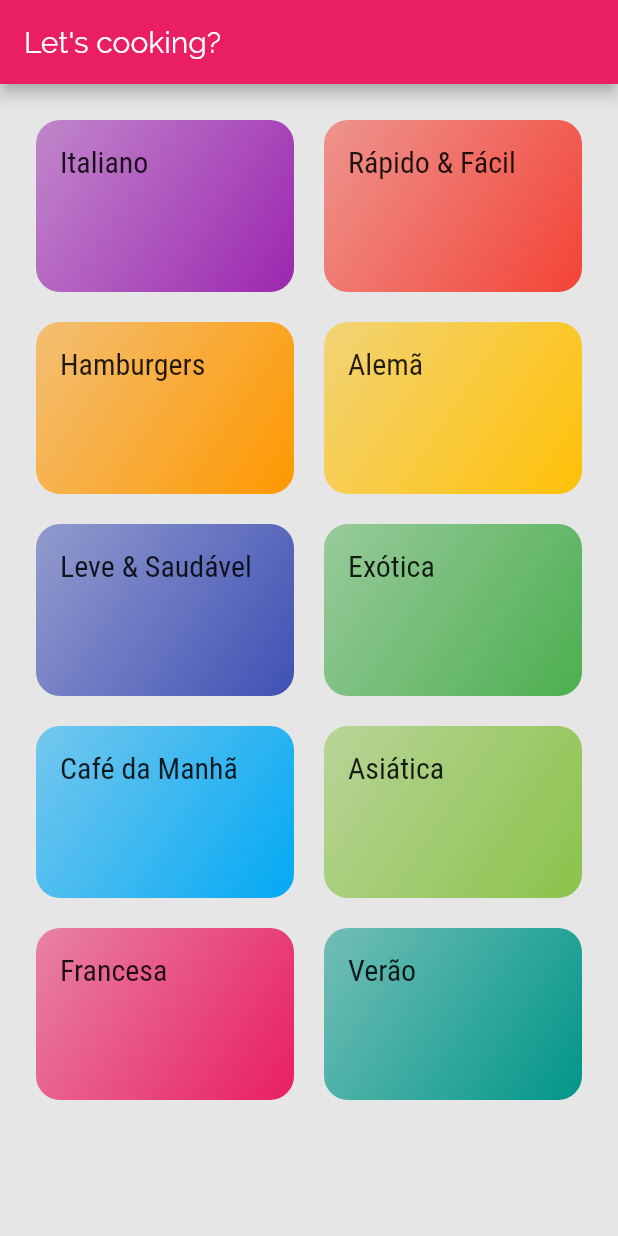
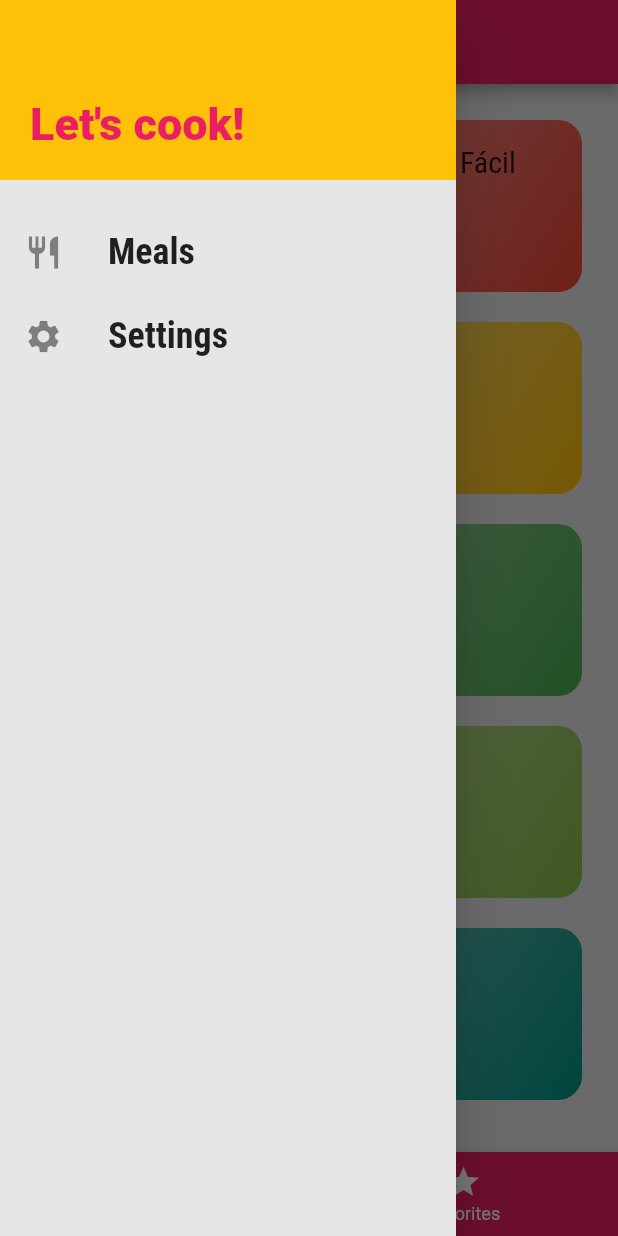
Before and after one commit to carlosfeliciojr/meals, a Flutter app: the screen it shows after launch, with the side drawer open (before the commit the screen has no drawer), on a phone screen of 412 x 824 dp. Run offline on Flutter 3.47's test engine with Material 2 defaults, Android fonts, the phone set to English and light mode, and no system bars.

Commit message:
:construction: feat: added drawer

```diff
--- /dev/null
+++ b/lib/components/main_drawer.dart
@@ -0,0 +1,52 @@
+import 'package:flutter/material.dart';
+
+class MainDrawer extends StatelessWidget {
+  const MainDrawer({Key? key}) : super(key: key);
+
+  Widget _createItem(IconData icon, String label) {
+    return ListTile(
+      leading: Icon(
+        icon,
+        size: 26,
+      ),
+      title: Text(
+        label,
+        style: TextStyle(
+          fontFamily: 'RobotoCondensed',
+          fontSize: 24,
+          fontWeight: FontWeight.bold,
+        ),
+      ),
+      onTap: () {},
+    );
+  }
+
+  @override
+  Widget build(BuildContext context) {
+    return Drawer(
+      child: Column(
+        children: [
+          Container(
+            height: 120,
+            width: double.infinity,
+            padding: EdgeInsets.all(20),
+            color: Theme.of(context).accentColor,
+            alignment: Alignment.bottomLeft,
+            child: Text(
+              "Let's cook!",
+              style: TextStyle(
+                  fontWeight: FontWeight.w900,
+                  fontSize: 30,
+                  color: Theme.of(context).primaryColor),
+            ),
+          ),
+          SizedBox(
+            height: 20,
+          ),
+          _createItem(Icons.restaurant, 'Meals'),
+          _createItem(Icons.settings, 'Settings'),
+        ],
+      ),
+    );
+  }
+}
--- a/lib/main.dart
+++ b/lib/main.dart
@@ -1,6 +1,8 @@
 import 'package:flutter/material.dart';
 import 'package:meals/screens/categories_meals_screen.dart';
 import 'package:meals/screens/categories_screen.dart';
+import 'package:meals/screens/meal_detail_screen.dart';
+import 'package:meals/screens/tabs_screen.dart';
 import 'package:meals/utils/app_routes.dart';
 
 void main() => runApp(MyApp());
@@ -23,9 +25,11 @@ class MyApp extends StatelessWidget {
             ),
       ),
       routes: {
-        AppRoutes.HOME: (context) => CategoriesScreen(),
+        AppRoutes.HOME: (context) => TabsScreen(),
         AppRoutes.CATEGORIES_MEALS: (context) => CategoriesMealsScreen(),
+        AppRoutes.MEAL_DETAIL: (context) => MealDetailScreen(),
       },
+      onGenerateRoute: (settings) {},
     );
   }
 }
--- a/lib/screens/categories_screen.dart
+++ b/lib/screens/categories_screen.dart
@@ -7,13 +7,7 @@ class CategoriesScreen extends StatelessWidget {
 
   @override
   Widget build(BuildContext context) {
-    return Scaffold(
-      appBar: AppBar(
-        title: Text(
-          "Let's cooking?",
-        ),
-      ),
-      body: Padding(
+    return Padding(
       padding: const EdgeInsets.all(24),
       child: GridView(
         gridDelegate: SliverGridDelegateWithMaxCrossAxisExtent(
@@ -26,7 +20,6 @@ class CategoriesScreen extends StatelessWidget {
           return CategoryItem(category: category);
         }).toList(),
       ),
-      ),
     );
   }
 }
--- /dev/null
+++ b/lib/screens/tabs_screen.dart
@@ -0,0 +1,58 @@
+import 'package:flutter/material.dart';
+import 'package:meals/components/main_drawer.dart';
+import 'package:meals/screens/categories_screen.dart';
+import 'package:meals/screens/favorite_screen.dart';
+
+class TabsScreen extends StatefulWidget {
+  const TabsScreen({Key? key}) : super(key: key);
+
+  @override
+  _TabsScreenState createState() => _TabsScreenState();
+}
+
+class _TabsScreenState extends State<TabsScreen> {
+  int _selectedScreenIndex = 0;
+  final List<Map<String, Object>> _screens = [
+    {'title': 'Category List', 'screen': CategoriesScreen()},
+    {'title': 'My Favorites', 'screen': FavoriteScreen()},
+  ];
+
+  _selectScreen(int index) {
+    setState(() {
+      _selectedScreenIndex = index;
+    });
+  }
+
+  @override
+  Widget build(BuildContext context) {
+    return Scaffold(
+      appBar: AppBar(
+        title: Text(_screens[_selectedScreenIndex]['title'] as String),
+      ),
+      drawer: MainDrawer(),
+      body: _screens[_selectedScreenIndex]['screen'] as Widget,
+      bottomNavigationBar: BottomNavigationBar(
+        onTap: (index) => _selectScreen(index),
+        backgroundColor: Theme.of(context).primaryColor,
+        unselectedItemColor: Colors.white,
+        selectedItemColor: Theme.of(context).accentColor,
+        currentIndex: _selectedScreenIndex,
+        type: BottomNavigationBarType.fixed,
+        items: [
+          BottomNavigationBarItem(
+            icon: Icon(
+              Icons.category,
+            ),
+            label: 'Categories',
+          ),
+          BottomNavigationBarItem(
+            icon: Icon(
+              Icons.star,
+            ),
+            label: 'Favorites',
+          ),
+        ],
+      ),
+    );
+  }
+}
--- a/lib/utils/app_routes.dart
+++ b/lib/utils/app_routes.dart
@@ -1,4 +1,5 @@
 class AppRoutes {
   static const HOME = '/';
   static const CATEGORIES_MEALS = '/categories-meals';
+  static const MEAL_DETAIL = '/meal-detail';
 }
```
Also changed, not shown: lib/components/meal_item.dart (added, +110 -0 lines), lib/models/meal.dart (+32 -0 lines), lib/screens/categories_meals_screen.dart (+12 -4 lines), lib/screens/favorite_screen.dart (added, +12 -0 lines), lib/screens/meal_detail_screen.dart (added, +100 -0 lines). Lines whose indentation alone changed are shown as unchanged.
